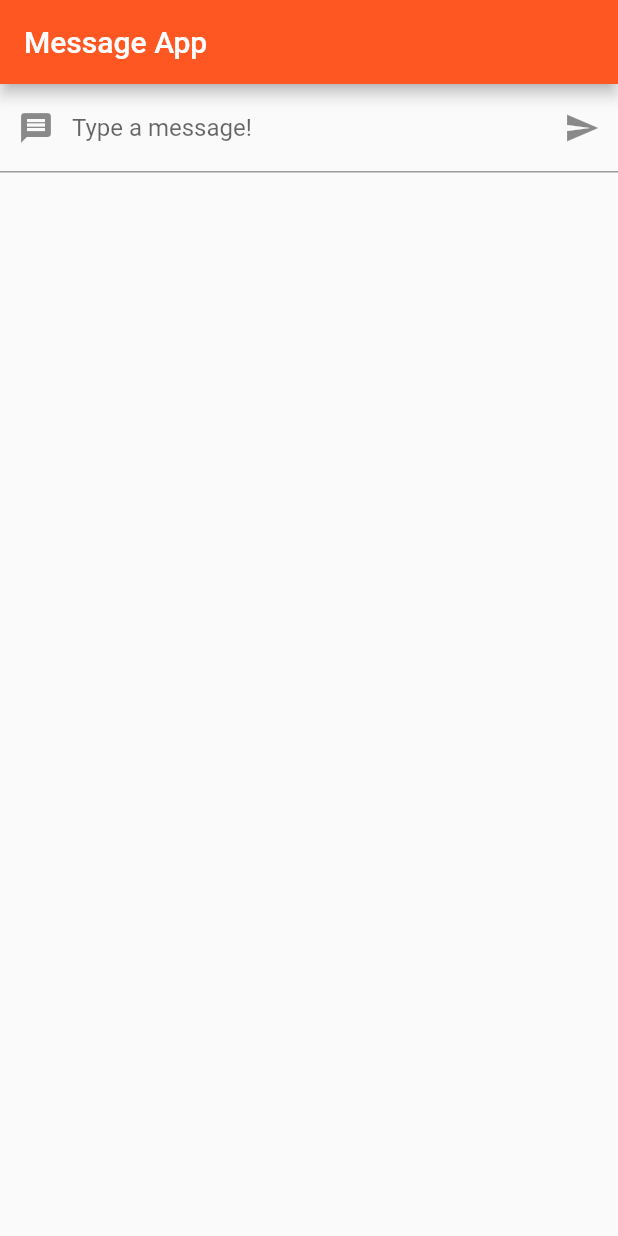
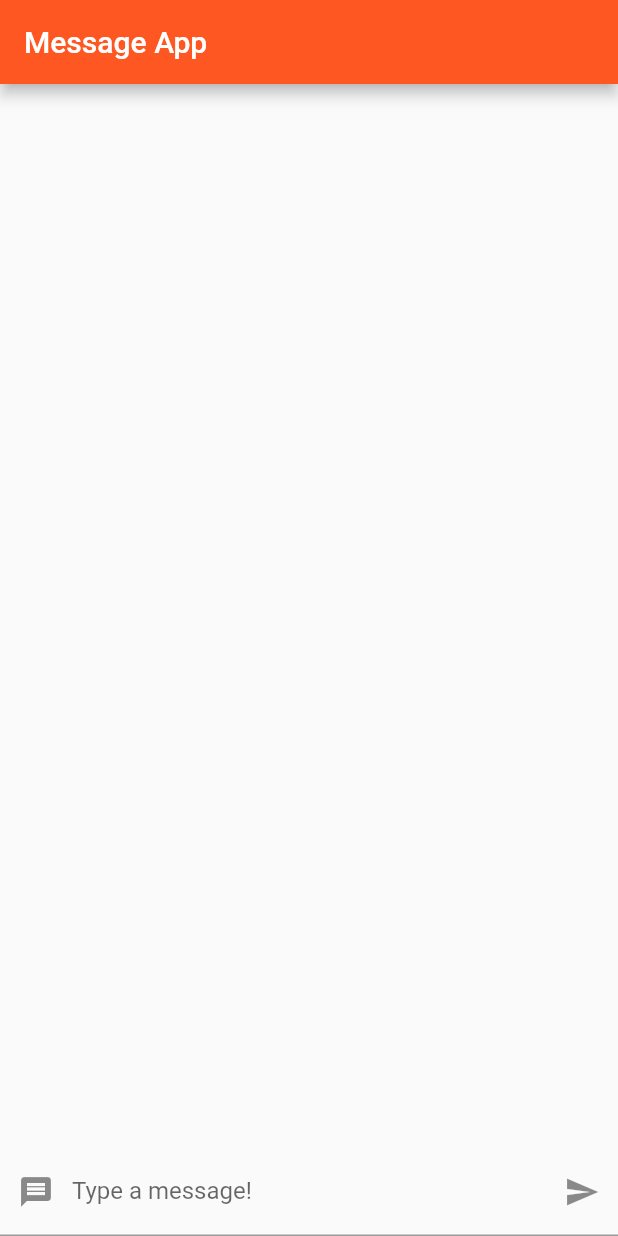
Before and after one commit to Dorin07/Message-App, a Flutter app: the screen it shows after launch, on a phone screen of 412 x 824 dp. Run offline on Flutter 3.47's test engine with Material 2 defaults, Android fonts, the phone set to English and light mode, and no system bars.

```diff
--- a/lib/homePage/homepage.dart
+++ b/lib/homePage/homepage.dart
@@ -1,4 +1,22 @@
 import 'package:flutter/material.dart';
+
+class Post {
+  String body;
+  String author;
+  int likes = 0;
+  bool userLiked = false;
+
+  Post(this.body, this.author);
+
+  void likePost() {
+    this.userLiked = !this.userLiked;
+    if (this.userLiked) {
+      this.likes += 1;
+    } else {
+      this.likes -= 1;
+    }
+  }
+}
 
 class MyHomePage extends StatefulWidget {
   @override
@@ -6,11 +24,11 @@ class MyHomePage extends StatefulWidget {
 }
 
 class _MyHomePageState extends State<MyHomePage> {
-  String text = "";
+  List<Post> posts = [];
 
-  void changeText(text) {
+  void newPost(text) {
     this.setState(() {
-      this.text = text;
+      posts.add(Post(text, "Dorin"));
     });
   }
 
@@ -21,7 +39,10 @@ class _MyHomePageState extends State<MyHomePage> {
         title: Text('Message App'),
       ),
       body: Column(
-        children: [TextInputWidget(this.changeText), Text(this.text)],
+        children: [
+          Expanded(child: PostList(this.posts)),
+          TextInputWidget(this.newPost)
+        ],
       ),
     );
   }
@@ -48,6 +69,7 @@ class _TextInputWidgetState extends State<TextInputWidget> {
   void click() {
     widget.callback(controller.text);
     controller.clear();
+    FocusScope.of(context).unfocus();
   }
 
   @override
@@ -65,3 +87,57 @@ class _TextInputWidgetState extends State<TextInputWidget> {
         ));
   }
 }
+
+class PostList extends StatefulWidget {
+  final List<Post> listItems;
+
+  PostList(this.listItems);
+
+  @override
+  _PostListState createState() => _PostListState();
+}
+
+class _PostListState extends State<PostList> {
+  void like(Function callBack) {
+    this.setState(() {
+      callBack();
+    });
+  }
+
+  @override
+  Widget build(BuildContext context) {
+    return ListView.builder(
+      itemCount: this.widget.listItems.length,
+      itemBuilder: (context, index) {
+        var post = this.widget.listItems[index];
+        return Card(
+          child: Row(
+            children: [
+              Expanded(
+                  child: ListTile(
+                title: Text(post.body),
+                subtitle: Text(post.author),
+              )),
+              Row(
+                children: [
+                  Container(
+                    child: Text(
+                      post.likes.toString(),
+                      style: TextStyle(fontSize: 20),
+                    ),
+                    padding: EdgeInsets.fromLTRB(0, 0, 10, 0),
+                  ),
+                  IconButton(
+                    icon: Icon(Icons.thumb_up),
+                    onPressed: () => like(post.likePost),
+                    color: post.userLiked ? Colors.green : Colors.black,
+                  )
+                ],
+              )
+            ],
+          ),
+        );
+      },
+    );
+  }
+}
--- a/lib/main.dart
+++ b/lib/main.dart
@@ -9,7 +9,7 @@ class MyApp extends StatelessWidget {
   @override
   Widget build(BuildContext context) {
     return MaterialApp(
-      title: 'Mess App',
+      title: 'Message App',
       theme: ThemeData(
         primarySwatch: Colors.deepOrange,
         visualDensity: VisualDensity.adaptivePlatformDensity,
```
